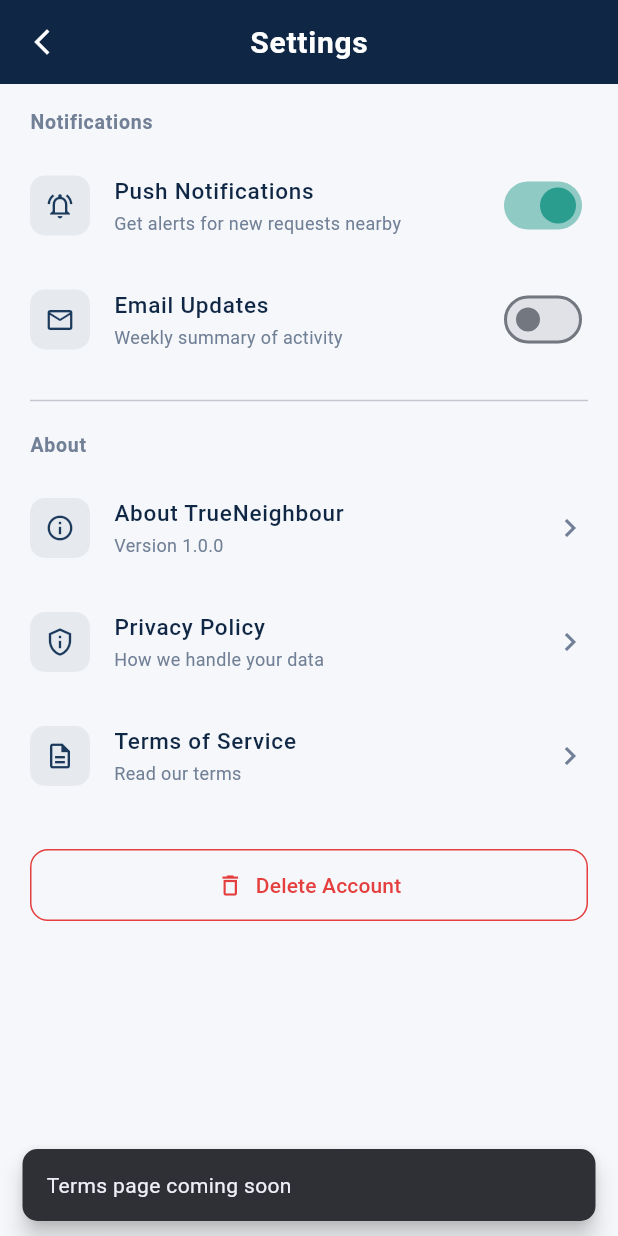
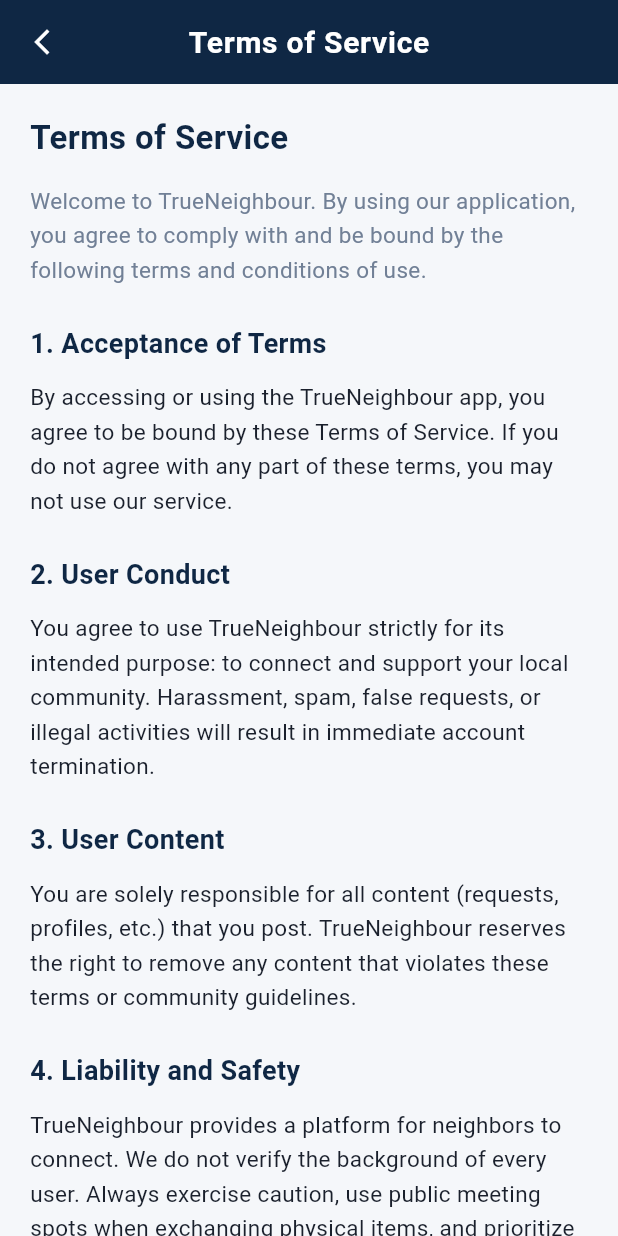
Before and after one commit to tanmayxswain/TrueNeighbour, a Flutter app: the SettingsPage screen opened by its route, after a tap on "Terms of Service", on a phone screen of 412 x 824 dp. Run offline on Flutter 3.47's test engine with Material 3 defaults, Android fonts, the phone set to English and light mode, and no system bars; our stand-ins replace cloud_firestore, firebase_auth, firebase_core, flutter_dotenv; accounts and stored records are empty; generated files the repository leaves out were written again; Roboto replaces fonts that are missing (Poppins).

Commit message:
added faq, policy and term of service pages

```diff
--- a/lib/pages/settings_page.dart
+++ b/lib/pages/settings_page.dart
@@ -1,6 +1,8 @@
 import 'package:flutter/material.dart';
 import '../theme/app_theme.dart';
-import '../theme/theme_provider.dart';
+import 'privacy_policy_page.dart';
+import 'terms_of_service_page.dart';
+import 'faq_page.dart';
 
 class SettingsPage extends StatefulWidget {
   const SettingsPage({super.key});
@@ -10,15 +12,8 @@
 }
 
 class _SettingsPageState extends State<SettingsPage> {
-  bool _pushNotifications = true;
   bool _emailNotifications = false;
-  late bool _darkMode;
 
-  @override
-  void initState() {
-    super.initState();
-    _darkMode = themeProvider.isDarkMode;
-  }
 
   @override
   Widget build(BuildContext context) {
@@ -35,13 +30,6 @@
         children: [
           // ── Notifications ──
           _buildSectionHeader('Notifications'),
-          _buildSwitchTile(
-            icon: Icons.notifications_active_outlined,
-            title: 'Push Notifications',
-            subtitle: 'Get alerts for new requests nearby',
-            value: _pushNotifications,
-            onChanged: (v) => setState(() => _pushNotifications = v),
-          ),
           _buildSwitchTile(
             icon: Icons.email_outlined,
             title: 'Email Updates',
@@ -60,17 +48,27 @@
             onTap: () => _showAboutDialog(context),
           ),
           _buildTapTile(
+            icon: Icons.help_outline,
+            title: 'FAQ',
+            subtitle: 'Frequently asked questions',
+            onTap: () {
+              Navigator.push(
+                context,
+                MaterialPageRoute(
+                  builder: (context) => const FAQPage(),
+                ),
+              );
+            },
+          ),
+          _buildTapTile(
             icon: Icons.privacy_tip_outlined,
             title: 'Privacy Policy',
             subtitle: 'How we handle your data',
             onTap: () {
-              ScaffoldMessenger.of(context).showSnackBar(
-                SnackBar(
-                  content: const Text('Privacy policy page coming soon'),
-                  behavior: SnackBarBehavior.floating,
-                  shape: RoundedRectangleBorder(
-                    borderRadius: BorderRadius.circular(10),
-                  ),
+              Navigator.push(
+                context,
+                MaterialPageRoute(
+                  builder: (context) => const PrivacyPolicyPage(),
                 ),
               );
             },
@@ -80,13 +78,10 @@
             title: 'Terms of Service',
             subtitle: 'Read our terms',
             onTap: () {
-              ScaffoldMessenger.of(context).showSnackBar(
-                SnackBar(
-                  content: const Text('Terms page coming soon'),
-                  behavior: SnackBarBehavior.floating,
-                  shape: RoundedRectangleBorder(
-                    borderRadius: BorderRadius.circular(10),
-                  ),
+              Navigator.push(
+                context,
+                MaterialPageRoute(
+                  builder: (context) => const TermsOfServicePage(),
                 ),
               );
             },
--- /dev/null
+++ b/lib/pages/terms_of_service_page.dart
@@ -0,0 +1,94 @@
+import 'package:flutter/material.dart';
+import '../theme/app_theme.dart';
+
+class TermsOfServicePage extends StatelessWidget {
+  const TermsOfServicePage({super.key});
+
+  @override
+  Widget build(BuildContext context) {
+    return Scaffold(
+      appBar: AppBar(
+        title: const Text('Terms of Service'),
+        leading: IconButton(
+          icon: const Icon(Icons.arrow_back_ios_new, size: 20),
+          onPressed: () => Navigator.pop(context),
+        ),
+      ),
+      body: SingleChildScrollView(
+        padding: const EdgeInsets.all(20),
+        child: Column(
+          crossAxisAlignment: CrossAxisAlignment.start,
+          children: [
+            const Text(
+              'Terms of Service',
+              style: TextStyle(
+                fontSize: 22,
+                fontWeight: FontWeight.bold,
+                color: AppColors.navyDark,
+              ),
+            ),
+            const SizedBox(height: 16),
+            const Text(
+              "Welcome to TrueNeighbour. By using our application, you agree to comply with and be bound by the following terms and conditions of use.",
+              style: TextStyle(
+                fontSize: 15,
+                color: AppColors.textSecondary,
+                height: 1.5,
+              ),
+            ),
+            const SizedBox(height: 24),
+            _buildSection(
+              title: "1. Acceptance of Terms",
+              content: "By accessing or using the TrueNeighbour app, you agree to be bound by these Terms of Service. If you do not agree with any part of these terms, you may not use our service.",
+            ),
+            _buildSection(
+              title: "2. User Conduct",
+              content: "You agree to use TrueNeighbour strictly for its intended purpose: to connect and support your local community. Harassment, spam, false requests, or illegal activities will result in immediate account termination.",
+            ),
+            _buildSection(
+              title: "3. User Content",
+              content: "You are solely responsible for all content (requests, profiles, etc.) that you post. TrueNeighbour reserves the right to remove any content that violates these terms or community guidelines.",
+            ),
+            _buildSection(
+              title: "4. Liability and Safety",
+              content: "TrueNeighbour provides a platform for neighbors to connect. We do not verify the background of every user. Always exercise caution, use public meeting spots when exchanging physical items, and prioritize your personal safety when coordinating with someone from the app. TrueNeighbour is not liable for any incidents that occur offline.",
+            ),
+            _buildSection(
+              title: "5. Modifications",
+              content: "We reserve the right to modify these terms at any time. Continued use of the app after changes constitutes your acceptance of the new terms.",
+            ),
+            const SizedBox(height: 40),
+          ],
+        ),
+      ),
+    );
+  }
+
+  Widget _buildSection({required String title, required String content}) {
+    return Padding(
+      padding: const EdgeInsets.only(bottom: 24),
+      child: Column(
+        crossAxisAlignment: CrossAxisAlignment.start,
+        children: [
+          Text(
+            title,
+            style: const TextStyle(
+              fontSize: 18,
+              fontWeight: FontWeight.w600,
+              color: AppColors.navyDark,
+            ),
+          ),
+          const SizedBox(height: 12),
+          Text(
+            content,
+            style: const TextStyle(
+              fontSize: 15,
+              color: AppColors.textPrimary,
+              height: 1.5,
+            ),
+          ),
+        ],
+      ),
+    );
+  }
+}
```
Also changed, not shown: lib/pages/faq_page.dart (added, +83 -0 lines), lib/pages/privacy_policy_page.dart (added, +90 -0 lines).
